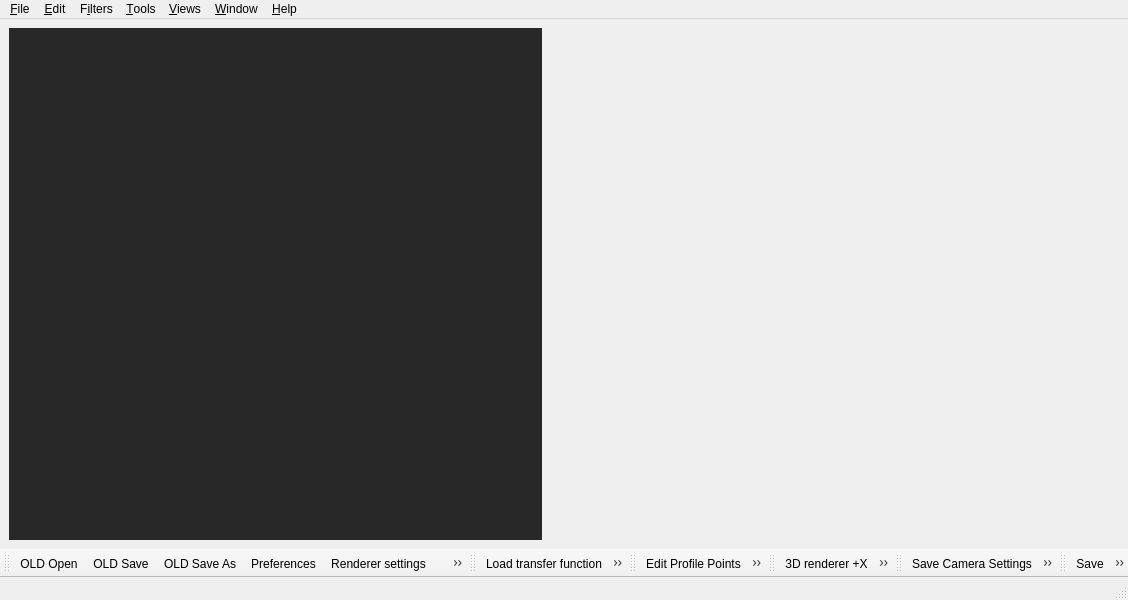
Qt form libs/gui/Mainwindow.ui (3dct/open_iA) before a commit.
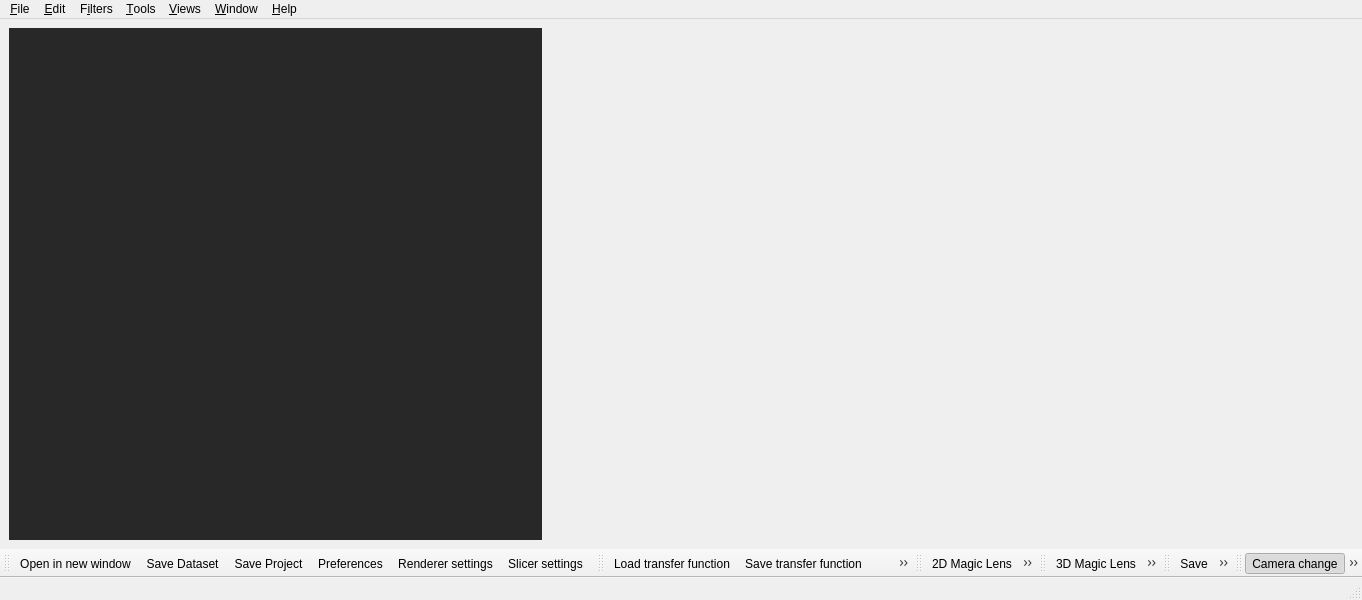
The same form after that commit. Icons and pictures are not drawn.

Commit message: Remove old IO functions from menu, reorganize views menu and toolbars

```diff
--- a/libs/gui/Mainwindow.ui
+++ b/libs/gui/Mainwindow.ui
@@ -6,7 +6,7 @@
    <rect>
     <x>0</x>
     <y>0</y>
-    <width>1128</width>
+    <width>1362</width>
     <height>600</height>
    </rect>
   </property>
@@ -54,7 +54,7 @@
     <rect>
      <x>0</x>
      <y>0</y>
-     <width>1128</width>
+     <width>1362</width>
      <height>22</height>
     </rect>
    </property>
@@ -252,9 +252,9 @@
    <attribute name="toolBarBreak">
     <bool>false</bool>
    </attribute>
-   <addaction name="actionOpen"/>
-   <addaction name="actionSave"/>
-   <addaction name="actionSaveAs"/>
+   <addaction name="actionOpenInNewWindow"/>
+   <addaction name="actionSaveDataSet"/>
+   <addaction name="actionSaveProject"/>
    <addaction name="actionPreferences"/>
    <addaction name="actionRendererSettings"/>
    <addaction name="actionSlicerSettings"/>
@@ -301,14 +301,10 @@
    <attribute name="toolBarBreak">
     <bool>false</bool>
    </attribute>
+   <addaction name="actionMagicLens2D"/>
    <addaction name="actionEditProfilePoints"/>
    <addaction name="actionRawProfile"/>
-   <addaction name="actionMagicLens2D"/>
-   <addaction name="actionMagicLens3D"/>
    <addaction name="actionSnakeSlicer"/>
-   <addaction name="separator"/>
-   <addaction name="actionInteractionModeCamera"/>
-   <addaction name="actionInteractionModeRegistration"/>
   </widget>
   <widget class="QToolBar" name="raycasterToolbar">
    <property name="windowTitle">
@@ -326,6 +322,7 @@
    <attribute name="toolBarBreak">
     <bool>false</bool>
    </attribute>
+   <addaction name="actionMagicLens3D"/>
    <addaction name="actionViewXDirectionInRaycaster"/>
    <addaction name="actionViewmXDirectionInRaycaster"/>
    <addaction name="actionViewYDirectionInRaycaster"/>
@@ -333,26 +330,10 @@
    <addaction name="actionViewZDirectionInRaycaster"/>
    <addaction name="actionViewmZDirectionInRaycaster"/>
    <addaction name="actionIsometricViewInRaycaster"/>
-  </widget>
-  <widget class="QToolBar" name="cameraToolbar">
-   <property name="windowTitle">
-    <string>Camera</string>
-   </property>
-   <property name="iconSize">
-    <size>
-     <width>32</width>
-     <height>32</height>
-    </size>
-   </property>
-   <attribute name="toolBarArea">
-    <enum>BottomToolBarArea</enum>
-   </attribute>
-   <attribute name="toolBarBreak">
-    <bool>false</bool>
-   </attribute>
+   <addaction name="separator"/>
    <addaction name="actionSaveCameraSettings"/>
    <addaction name="actionLoadCameraSettings"/>
-   <addaction name="actionAssignView"/>
+   <addaction name="actionSyncCamera"/>
   </widget>
   <widget class="QToolBar" name="layoutToolbar">
    <property name="windowTitle">
@@ -375,48 +356,19 @@
    <addaction name="actionDeleteLayout"/>
    <addaction name="actionResetLayout"/>
   </widget>
-  <action name="actionOpen">
-   <property name="icon">
-    <iconset resource="../guibase/guibase.qrc">
-     <normaloff>:/images/open.png</normaloff>:/images/open.png</iconset>
+  <widget class="QToolBar" name="interactionToolbar">
+   <property name="windowTitle">
+    <string>toolBar</string>
    </property>
-   <property name="text">
-    <string>OLD Open...</string>
-   </property>
-   <property name="toolTip">
-    <string>Open an existing file</string>
-   </property>
-  </action>
-  <action name="actionSave">
-   <property name="icon">
-    <iconset resource="../guibase/guibase.qrc">
-     <normaloff>:/images/save.png</normaloff>:/images/save.png</iconset>
-   </property>
-   <property name="text">
-    <string>OLD Save</string>
-   </property>
-   <property name="toolTip">
-    <string>Save the document to disk</string>
-   </property>
-   <property name="shortcut">
-    <string>Ctrl+S</string>
-   </property>
-  </action>
-  <action name="actionSaveAs">
-   <property name="icon">
-    <iconset resource="gui.qrc">
-     <normaloff>:/images/saveas.png</normaloff>:/images/saveas.png</iconset>
-   </property>
-   <property name="text">
-    <string>OLD Save &amp;As...</string>
-   </property>
-   <property name="toolTip">
-    <string>Save the document under a new name</string>
-   </property>
-   <property name="shortcut">
-    <string>Ctrl+Shift+S</string>
-   </property>
-  </action>
+   <attribute name="toolBarArea">
+    <enum>BottomToolBarArea</enum>
+   </attribute>
+   <attribute name="toolBarBreak">
+    <bool>false</bool>
+   </attribute>
+   <addaction name="actionInteractionModeCamera"/>
+   <addaction name="actionInteractionModeRegistration"/>
+  </widget>
   <action name="actionExit">
    <property name="text">
     <string>E&amp;xit</string>
@@ -705,7 +657,7 @@
      <normaloff>:/images/px.png</normaloff>:/images/px.png</iconset>
    </property>
    <property name="text">
-    <string>3D renderer +X</string>
+    <string>View +X direction</string>
    </property>
    <property name="toolTip">
     <string>Set camera to +X direction in 3D renderer</string>
@@ -717,7 +669,7 @@
      <normaloff>:/images/py.png</normaloff>:/images/py.png</iconset>
    </property>
    <property name="text">
-    <string>3D renderer +Y</string>
+    <string>View +Y direction</string>
    </property>
    <property name="toolTip">
     <string>Set camera to +Y direction in 3D renderer</string>
@@ -729,7 +681,7 @@
      <normaloff>:/images/pz.png</normaloff>:/images/pz.png</iconset>
    </property>
    <property name="text">
-    <string>3D renderer +Z</string>
+    <string>View +Z direction</string>
    </property>
    <property name="toolTip">
     <string>Set camera to +Z direction in 3D renderer</string>
@@ -741,7 +693,7 @@
      <normaloff>:/images/mx.png</normaloff>:/images/mx.png</iconset>
    </property>
    <property name="text">
-    <string>3D renderer -X</string>
+    <string>View -X direction</string>
    </property>
    <property name="toolTip">
     <string>Set camera to -X direction in 3D renderer</string>
@@ -753,7 +705,7 @@
      <normaloff>:/images/my.png</normaloff>:/images/my.png</iconset>
    </property>
    <property name="text">
-    <string>3D renderer -Y</string>
+    <string>View -Y direction</string>
    </property>
    <property name="toolTip">
     <string>Set camera to -Y direction in 3D renderer</string>
@@ -765,7 +717,7 @@
      <normaloff>:/images/mz.png</normaloff>:/images/mz.png</iconset>
    </property>
    <property name="text">
-    <string>3D renderer -Z</string>
+    <string>View -Z direction</string>
    </property>
    <property name="toolTip">
     <string>Set camera to -Z direction in 3D renderer</string>
@@ -894,7 +846,7 @@
      <normaloff>:/images/magicLens.png</normaloff>:/images/magicLens.png</iconset>
    </property>
    <property name="text">
-    <string>Magic Lens 2D</string>
+    <string>2D Magic Lens</string>
    </property>
    <property name="toolTip">
     <string>Enable/Disable 2D Magic Lens</string>
@@ -1079,7 +1031,7 @@
      <normaloff>:/images/magicLens3D.png</normaloff>:/images/magicLens3D.png</iconset>
    </property>
    <property name="text">
-    <string>Enable/Disable 3D Magic Lens</string>
+    <string>3D Magic Lens</string>
    </property>
   </action>
   <action name="actionInteractionModeCamera">
```
Left out of the diff: 58 changed lines with no effect on the pictures. The commit also changes 2 other files.
